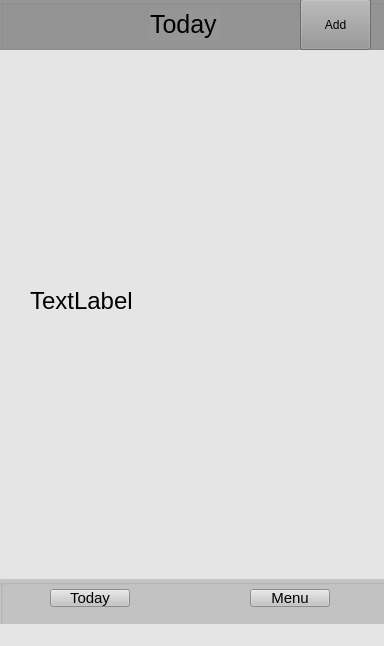
Qt form mainwindow.ui (oleksandrhf/GoHabit) before a commit.
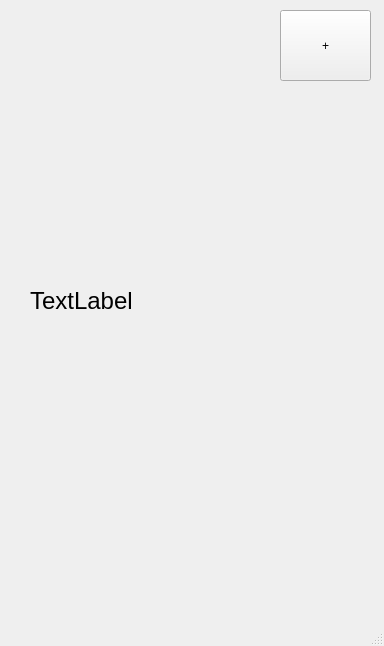
The same form after that commit.

```diff
--- a/mainwindow.ui
+++ b/mainwindow.ui
@@ -13,9 +13,6 @@
   <property name="windowTitle">
    <string>MainWindow</string>
   </property>
-  <property name="styleSheet">
-   <string notr="true">background: #E5E5E5;</string>
-  </property>
   <widget class="QWidget" name="centralwidget">
    <widget class="QLabel" name="label">
     <property name="geometry">
@@ -35,154 +32,29 @@
      <string>TextLabel</string>
     </property>
    </widget>
-   <widget class="QGroupBox" name="groupBox">
+   <widget class="QPushButton" name="pushButton">
     <property name="geometry">
      <rect>
-      <x>0</x>
-      <y>-1</y>
-      <width>391</width>
-      <height>51</height>
+      <x>280</x>
+      <y>10</y>
+      <width>91</width>
+      <height>71</height>
      </rect>
     </property>
-    <property name="styleSheet">
-     <string notr="true">position: absolute;
-width: 360px;
-height: 65px;
-left: -2px;
-top: 0px;
-
-background: #969696;</string>
+    <property name="text">
+     <string>+</string>
     </property>
-    <property name="title">
-     <string/>
-    </property>
-    <widget class="QLabel" name="label_2">
-     <property name="geometry">
-      <rect>
-       <x>150</x>
-       <y>10</y>
-       <width>71</width>
-       <height>31</height>
-      </rect>
-     </property>
-     <property name="styleSheet">
-      <string notr="true">position: absolute;
-width: 89px;
-height: 37px;
-left: 135px;
-top: 5px;
-
-font-family: 'Inter';
-font-style: normal;
-font-weight: 400;
-font-size: 25px;
-line-height: 30px;
-
-color: #000000;</string>
-     </property>
-     <property name="text">
-      <string>Today</string>
-     </property>
-    </widget>
-    <widget class="QPushButton" name="pushButton">
-     <property name="geometry">
-      <rect>
-       <x>300</x>
-       <y>0</y>
-       <width>71</width>
-       <height>51</height>
-      </rect>
-     </property>
-     <property name="styleSheet">
-      <string notr="true">position: absolute;
-width: 36px;
-height: 36px;
-left: 311px;
-top: 6px;</string>
-     </property>
-     <property name="text">
-      <string>Add</string>
-     </property>
-    </widget>
    </widget>
-   <widget class="QGroupBox" name="groupBox_2">
-    <property name="geometry">
-     <rect>
-      <x>0</x>
-      <y>579</y>
-      <width>391</width>
-      <height>51</height>
-     </rect>
-    </property>
-    <property name="styleSheet">
-     <string notr="true">position: absolute;
-width: 362px;
-height: 83.02px;
-left: -2px;
-top: 571px;
-
-background: #C4C4C4;</string>
-    </property>
-    <property name="title">
-     <string/>
-    </property>
-    <widget class="QPushButton" name="pushButton_2">
-     <property name="geometry">
-      <rect>
-       <x>50</x>
-       <y>10</y>
-       <width>80</width>
-       <height>18</height>
-      </rect>
-     </property>
-     <property name="styleSheet">
-      <string notr="true">position: absolute;
-width: 87px;
-height: 23.12px;
-left: 56px;
-top: 621.44px;
-
-font-family: 'Inter';
-font-style: normal;
-font-weight: 400;
-font-size: 15px;
-line-height: 18px;
-
-color: #000000;</string>
-     </property>
-     <property name="text">
-      <string>Today</string>
-     </property>
-    </widget>
-    <widget class="QPushButton" name="pushButton_3">
-     <property name="geometry">
-      <rect>
-       <x>250</x>
-       <y>10</y>
-       <width>80</width>
-       <height>18</height>
-      </rect>
-     </property>
-     <property name="styleSheet">
-      <string notr="true">position: absolute;
-width: 87px;
-height: 23.12px;
-left: 56px;
-top: 621.44px;
-
-font-family: 'Inter';
-font-style: normal;
-font-weight: 400;
-font-size: 15px;
-line-height: 18px;
-
-color: #000000;</string>
-     </property>
-     <property name="text">
-      <string>Menu</string>
-     </property>
-    </widget>
-   </widget>
+  </widget>
+  <widget class="QMenuBar" name="menubar">
+   <property name="geometry">
+    <rect>
+     <x>0</x>
+     <y>0</y>
+     <width>384</width>
+     <height>26</height>
+    </rect>
+   </property>
   </widget>
   <widget class="QStatusBar" name="statusbar"/>
  </widget>
```
